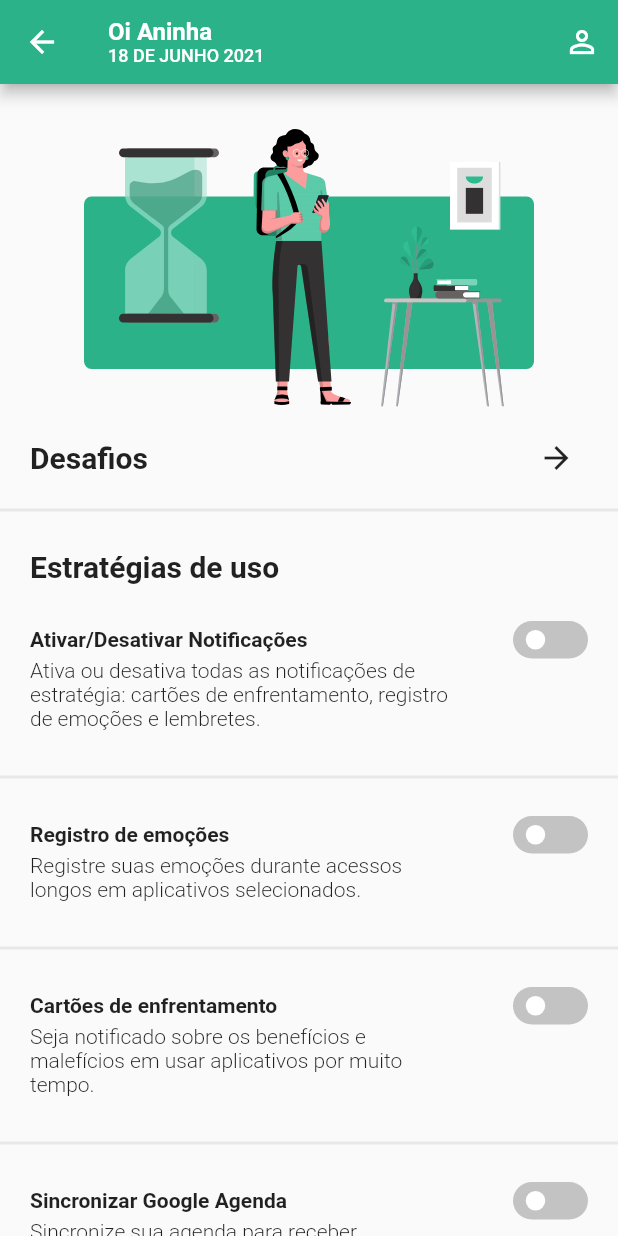
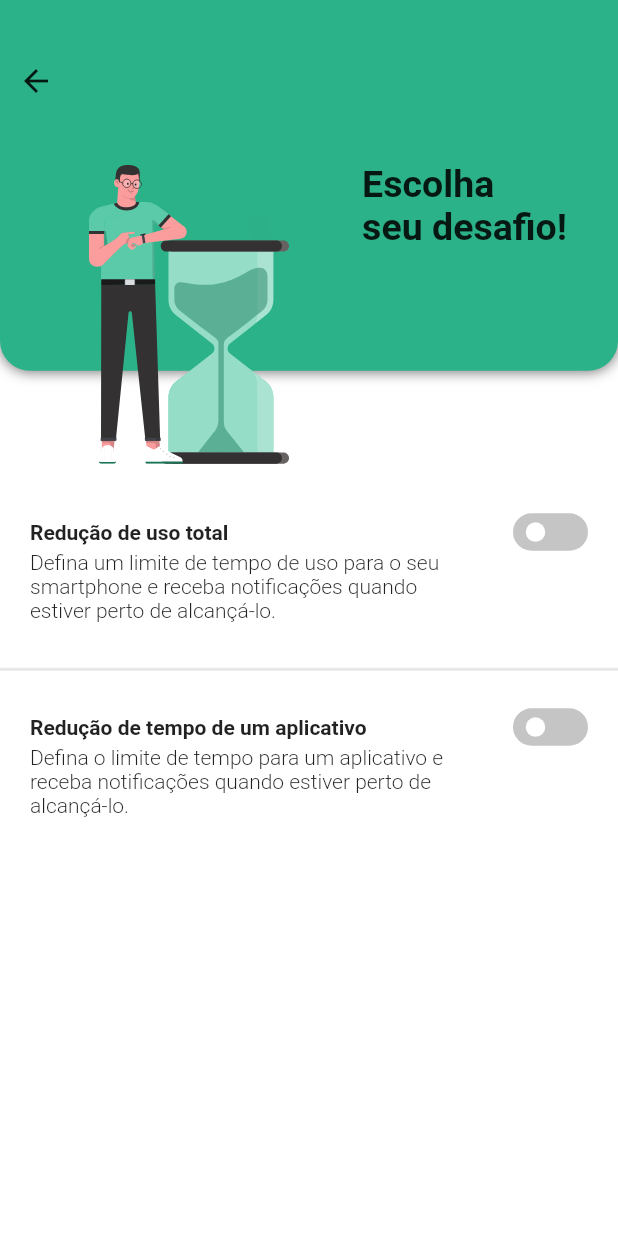
Before and after one commit to italomiguelpinheiro/Anima, a Flutter app: the ReminderPage screen opened by its route, after a tap on the "arrow forward" icon, on a phone screen of 412 x 824 dp. Run offline on Flutter 3.47's test engine with Material 2 defaults, Android fonts, the phone set to English and light mode, and no system bars; our stand-ins replace dio, firebase_auth, firebase_core, flutter_modular, flutter_svg, google_sign_in and 2 more; missing offline and left inert: usage_stats; accounts and stored records are empty; generated files the repository leaves out were written again.

Commit message:
feature - adicionado tela de desafios

```diff
--- a/lib/app/app_module.dart
+++ b/lib/app/app_module.dart
@@ -10,6 +10,7 @@ import 'package:anima/app/modules/home/home_page_view.dart';
 import 'package:anima/app/modules/login/login_controller.dart';
 import 'package:anima/app/modules/login/login_module.dart';
 import 'package:anima/app/modules/login/login_page.dart';
+import 'package:anima/app/modules/reminder/page/challange_page.dart';
 import 'package:anima/app/modules/reminder/reminder_controller.dart';
 import 'package:anima/app/modules/reminder/reminder_page.dart';
 import 'package:anima/app/modules/splash/splash_page.dart';
@@ -44,7 +45,8 @@ class AppModule extends MainModule {
         ModularRouter('/home', child: (i, args) => HomePage()),
         ModularRouter('/emotion', child: (i, args) => EmotionPage()),
         ModularRouter('/content', child: (i, args) => ContentPage()),
-        ModularRouter('/remider', child: (i, args) => ReminderPage())
+        ModularRouter('/remider', child: (i, args) => ReminderPage()),
+
       ];
 
   @override
--- a/lib/app/modules/emotion/emotion_page.dart
+++ b/lib/app/modules/emotion/emotion_page.dart
@@ -38,7 +38,10 @@ class _EmotionPageState extends ModularState<EmotionPage, EmotionController> {
         ),
       ),
       body: Container(
+        height: MediaQuery.of(context).size.height,
         color: Color(0xffE8E8E8),
+        child: SingleChildScrollView(
+          child: Container(
             child: Padding(
               padding: const EdgeInsets.all(25.0),
               child: Column(
@@ -157,6 +160,8 @@ class _EmotionPageState extends ModularState<EmotionPage, EmotionController> {
               ),
             ),
           ),
+        ),
+      ),
     );
   }
 }
--- a/lib/app/modules/home/home_page_view.dart
+++ b/lib/app/modules/home/home_page_view.dart
@@ -1,3 +1,5 @@
+import 'dart:async';
+
 import 'package:flutter/material.dart';
 import 'package:flutter_modular/flutter_modular.dart';
 import 'package:usage_stats/usage_stats.dart';
@@ -43,7 +45,9 @@ class _HomePageViewState extends ModularState<HomePageView, HomeController> {
     return SafeArea(
       child: Scaffold(
         appBar: null,
-        body: Column(
+        body: SingleChildScrollView(
+                  child: Container(
+            child: Column(
               children: <Widget>[
                 Container(
                   width: MediaQuery.of(context).size.width,
@@ -60,6 +64,7 @@ class _HomePageViewState extends ModularState<HomePageView, HomeController> {
                         bottomRight: Radius.circular(20),
                         bottomLeft: Radius.circular(20)),
                   ),
+                  child: SingleChildScrollView(
                                       child: Column(
                       children: [
                         Row(
@@ -98,20 +103,13 @@ class _HomePageViewState extends ModularState<HomePageView, HomeController> {
                           ],
                         ),
                         SizedBox(height: 40),
-
-
                         Center(
                           child: Container(
                             width: 110,
                             height: 110,
                             decoration: BoxDecoration(
                                 shape: BoxShape.circle,
-                        border: Border.all(
-                          color: Colors.white
-
-
-                        )
-                      ),
+                                border: Border.all(color: Colors.white)),
                             child: Padding(
                               padding: const EdgeInsets.all(10.0),
                               child: Column(
@@ -140,11 +138,15 @@ class _HomePageViewState extends ModularState<HomePageView, HomeController> {
                         Row(
                           mainAxisAlignment: MainAxisAlignment.center,
                           children: [
-                      Text("40", style: TextStyle(fontSize: 25),),
+                            Text(
+                              "40",
+                              style: TextStyle(fontSize: 25),
+                            ),
                             Text(" acessos realizados")
                           ],
                         ),
                       ],
+                    ),
                   ),
                 ),
                 Column(
@@ -170,10 +172,12 @@ class _HomePageViewState extends ModularState<HomePageView, HomeController> {
                         width: MediaQuery.of(context).size.width,
                         height: MediaQuery.of(context).size.height * 0.41,
                         child: ListView.builder(
+
                             itemBuilder: (context, index) {
-                          List<String> titleList =events[index].packageName.split(".");
+                              List<String> titleList =
+                                  events[index].packageName.split(".");
                               return ListTile(
-                            title: Text(titleList[titleList.length -1]),
+                                title: Text(titleList[titleList.length - 1]),
                                 subtitle: Text(
                                     "Last time used: ${DateTime.fromMillisecondsSinceEpoch(int.parse(events[index].timeStamp)).toIso8601String()}"),
                                 trailing: Text(events[index].eventType),
@@ -183,6 +187,8 @@ class _HomePageViewState extends ModularState<HomePageView, HomeController> {
                   ],
                 ),
               ],
+            ),
+          ),
         ),
         floatingActionButton: FloatingActionButton(
           backgroundColor: Color(0xff2CB289),
--- /dev/null
+++ b/lib/app/modules/reminder/page/challange_page.dart
@@ -0,0 +1,135 @@
+import 'package:anima/app/modules/reminder/components/custom_switch.dart';
+import 'package:flutter/material.dart';
+import 'package:flutter_svg/flutter_svg.dart';
+
+class ChallengePage extends StatefulWidget {
+  const ChallengePage({Key? key}) : super(key: key);
+
+  @override
+  _ChallengePageState createState() => _ChallengePageState();
+}
+
+class _ChallengePageState extends State<ChallengePage> {
+  @override
+  Widget build(BuildContext context) {
+    return Scaffold(
+      body: Container(
+        color: Colors.white,
+        child: Stack(
+          children: [
+            Column(
+              mainAxisAlignment: MainAxisAlignment.start,
+              crossAxisAlignment: CrossAxisAlignment.start,
+              children: [
+                Container(
+                  width: MediaQuery.of(context).size.width,
+                  height: MediaQuery.of(context).size.height * 0.3,
+                  decoration: BoxDecoration(
+                    boxShadow: <BoxShadow>[
+                      BoxShadow(
+                          color: Colors.black54,
+                          blurRadius: 7.0,
+                          offset: Offset(0.0, 0.75))
+                    ],
+                    color: Color(0xff2CB289),
+                    borderRadius: BorderRadius.only(
+                        bottomRight: Radius.circular(20),
+                        bottomLeft: Radius.circular(20)),
+                  ),
+                  child: Column(
+
+                    children: [
+                      SizedBox(height: 30),
+                      Row(
+                        mainAxisAlignment: MainAxisAlignment.start,
+                        children: [
+                          IconButton(
+                            onPressed: () {
+                              Navigator.pop(context);
+                            },
+                            icon: Icon(Icons.arrow_back),
+                          ),
+                        ],
+                      ),
+                      Padding(
+                        padding: const EdgeInsets.only(top:30.0, right: 34),
+                        child: Row(
+                          mainAxisAlignment: MainAxisAlignment.end,
+                          children: [
+                            Text("Escolha \nseu desafio!", style: TextStyle(fontSize: 25, fontWeight: FontWeight.w600),  ),
+                          ],
+                        ),
+                      )
+                    ],
+                  ),
+                ),
+                SizedBox(height: 70),
+                Padding(
+                  padding: const EdgeInsets.only(top: 25, left: 20, right: 20),
+                  child: Row(
+                    mainAxisAlignment: MainAxisAlignment.spaceBetween,
+                    children: [
+                      Text(
+                        "Redução de uso total",
+                        style: TextStyle(fontWeight: FontWeight.w700),
+                      ),
+                      CrazySwitch()
+                    ],
+                  ),
+                ),
+                Padding(
+                  padding: const EdgeInsets.only(left: 20.0, bottom: 30),
+                  child: Container(
+                      width: MediaQuery.of(context).size.width * 0.7,
+                      child: Text(
+                        "Defina um limite de tempo de uso para o seu smartphone e receba notificações quando estiver perto de alcançá-lo.",
+                        style: TextStyle(fontWeight: FontWeight.w300),
+                      )),
+                ),
+                Container(
+                  height: 2,
+                  width: MediaQuery.of(context).size.width,
+                  color: Color(0xffE8E8E8),
+                ),
+                Padding(
+                  padding: const EdgeInsets.only(top: 25, left: 20, right: 20),
+                  child: Row(
+                    mainAxisAlignment: MainAxisAlignment.spaceBetween,
+                    children: [
+                      Text(
+                        "Redução de tempo de um aplicativo",
+                        style: TextStyle(fontWeight: FontWeight.w700),
+                      ),
+                      CrazySwitch()
+                    ],
+                  ),
+                ),
+                Padding(
+                  padding: const EdgeInsets.only(left: 20.0, bottom: 30),
+                  child: Container(
+                      width: MediaQuery.of(context).size.width * 0.7,
+                      child: Text(
+                        "Defina o limite de tempo para um aplicativo e receba notificações quando estiver perto de alcançá-lo.",
+                        style: TextStyle(fontWeight: FontWeight.w300),
+                      )),
+                ),
+              ],
+            ),
+            Positioned(
+              height: 200,
+
+              top: 110,
+              //bottom: -219,
+              left: -30,
+              right: 130,
+
+              child: SvgPicture.asset(
+                'assets/reminder/boy_amp.svg',
+              ),
+            ),
+          ],
+        ),
+      ),
+    );
+  }
+}
--- a/lib/app/modules/reminder/reminder_module.dart
+++ b/lib/app/modules/reminder/reminder_module.dart
@@ -1,3 +1,5 @@
+import 'package:anima/app/modules/reminder/page/challange_page.dart';
+
 import 'reminder_controller.dart';
 import 'package:flutter_modular/flutter_modular.dart';
 
@@ -12,6 +14,7 @@ class ReminderModule extends ChildModule {
   @override
   List<ModularRouter> get routers => [
         ModularRouter(Modular.initialRoute, child: (_, args) => ReminderPage()),
+        ModularRouter('/challenge', child: (i, args) => ChallengePage())
       ];
 
   static Inject get to => Inject<ReminderModule>.of();
--- a/lib/app/modules/reminder/reminder_page.dart
+++ b/lib/app/modules/reminder/reminder_page.dart
@@ -1,4 +1,5 @@
 import 'package:anima/app/modules/reminder/components/custom_switch.dart';
+import 'package:anima/app/modules/reminder/page/challange_page.dart';
 import 'package:flutter/material.dart';
 import 'package:flutter_modular/flutter_modular.dart';
 import 'package:flutter_svg/flutter_svg.dart';
@@ -63,7 +64,13 @@ class _ReminderPageState
                     style: TextStyle(fontSize: 20, fontWeight: FontWeight.bold),
                   ),
                   IconButton(
-                      onPressed: () {},
+                      onPressed: () {
+                        Navigator.push(
+                          context,
+                          MaterialPageRoute(
+                              builder: (context) => ChallengePage()),
+                        );
+                      },
                       icon: Icon(Icons.arrow_forward_outlined)),
                 ],
               ),
@@ -95,7 +102,6 @@ class _ReminderPageState
                   CrazySwitch()
                 ],
               ),
-
             ),
             Padding(
               padding: const EdgeInsets.only(left: 20.0, bottom: 30),
@@ -123,7 +129,6 @@ class _ReminderPageState
                   CrazySwitch()
                 ],
               ),
-
             ),
             Padding(
               padding: const EdgeInsets.only(left: 20.0, bottom: 30),
@@ -151,7 +156,6 @@ class _ReminderPageState
                   CrazySwitch()
                 ],
               ),
-
             ),
             Padding(
               padding: const EdgeInsets.only(left: 20.0, bottom: 30),
@@ -179,7 +183,6 @@ class _ReminderPageState
                   CrazySwitch()
                 ],
               ),
-
             ),
             Padding(
               padding: const EdgeInsets.only(left: 20.0, bottom: 30),
@@ -195,7 +198,6 @@ class _ReminderPageState
               width: MediaQuery.of(context).size.width,
               color: Color(0xffE8E8E8),
             ),
-
           ],
         ),
       ),
--- a/lib/app/modules/splash/splash_page.dart
+++ b/lib/app/modules/splash/splash_page.dart
@@ -1,4 +1,3 @@
-
 import 'package:flutter/cupertino.dart';
 import 'package:flutter/material.dart';
 import 'package:flutter_modular/flutter_modular.dart';
@@ -17,7 +16,7 @@ class _SplashPageState extends State<SplashPage> {
     return SafeArea(
       child: Container(
         decoration: BoxDecoration(color: Color(0xffCDEAE3)),
-        child: Column(
+        child: ListView(
           children: [
             SizedBox(
               height: 100,
@@ -31,10 +30,14 @@ class _SplashPageState extends State<SplashPage> {
               children: [
                 FlatButton(
                     height: 50,
-                    minWidth: 145,
+                    minWidth: MediaQuery.of(context).size.width * 0.4,
                     color: Color(0xff2CB289),
-                    shape: RoundedRectangleBorder(borderRadius: BorderRadius.circular(5)),
-                    child: Text("Entrar", style: TextStyle(color: Colors.white),),
+                    shape: RoundedRectangleBorder(
+                        borderRadius: BorderRadius.circular(5)),
+                    child: Text(
+                      "Entrar",
+                      style: TextStyle(color: Colors.white),
+                    ),
                     onPressed: () {
                       Modular.to.pushReplacementNamed('/login');
                     }),
@@ -42,7 +45,8 @@ class _SplashPageState extends State<SplashPage> {
                     height: 50,
                     minWidth: 145,
                     color: Colors.white,
-                    shape: RoundedRectangleBorder(borderRadius: BorderRadius.circular(5)),
+                    shape: RoundedRectangleBorder(
+                        borderRadius: BorderRadius.circular(5)),
                     child: Text("Cadastre-se"),
                     onPressed: () {}),
               ],
@@ -51,7 +55,7 @@ class _SplashPageState extends State<SplashPage> {
               height: 20,
             ),
             Padding(
-              padding: const EdgeInsets.only(left: 33.0, right: 33),
+              padding: const EdgeInsets.only(left: 30.0, right: 30),
               child: SizedBox(
                 width: MediaQuery.of(context).size.width,
                 child: GestureDetector(
@@ -68,8 +72,9 @@ class _SplashPageState extends State<SplashPage> {
                         child: Row(
                           mainAxisAlignment: MainAxisAlignment.center,
                           children: [
-
-                            Image.asset("assets/splash/google.png",),
+                            Image.asset(
+                              "assets/splash/google.png",
+                            ),
                             SizedBox(width: 20),
                             Text(
                               "Continuar com Gmail",
@@ -85,7 +90,8 @@ class _SplashPageState extends State<SplashPage> {
                   ),
                 ),
               ),
-            )
+            ),
+            SizedBox(height: 70)
           ],
         ),
       ),
--- a/pubspec.yaml
+++ b/pubspec.yaml
@@ -74,6 +74,7 @@ flutter:
     - assets/content/
     - assets/emotions/
     - assets/reminder/
+    - assets/perfil/
   #   - images/a_dot_burr.jpeg
   #   - images/a_dot_ham.jpeg
 
```
Also changed, not shown: assets/perfil/profile.svg (added), assets/reminder/boy_amp.svg (added). Lines whose indentation alone changed are shown as unchanged.
